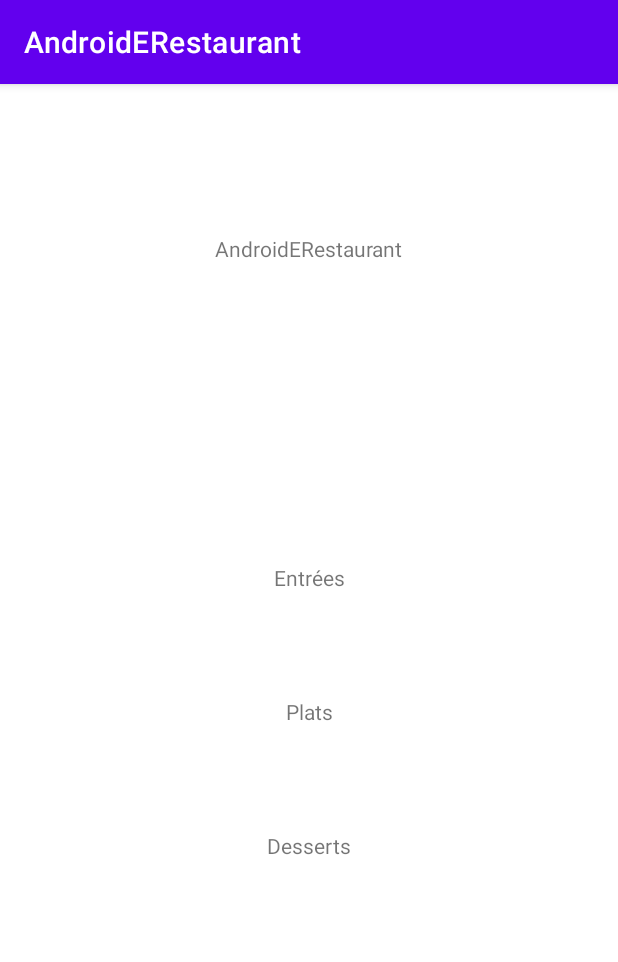
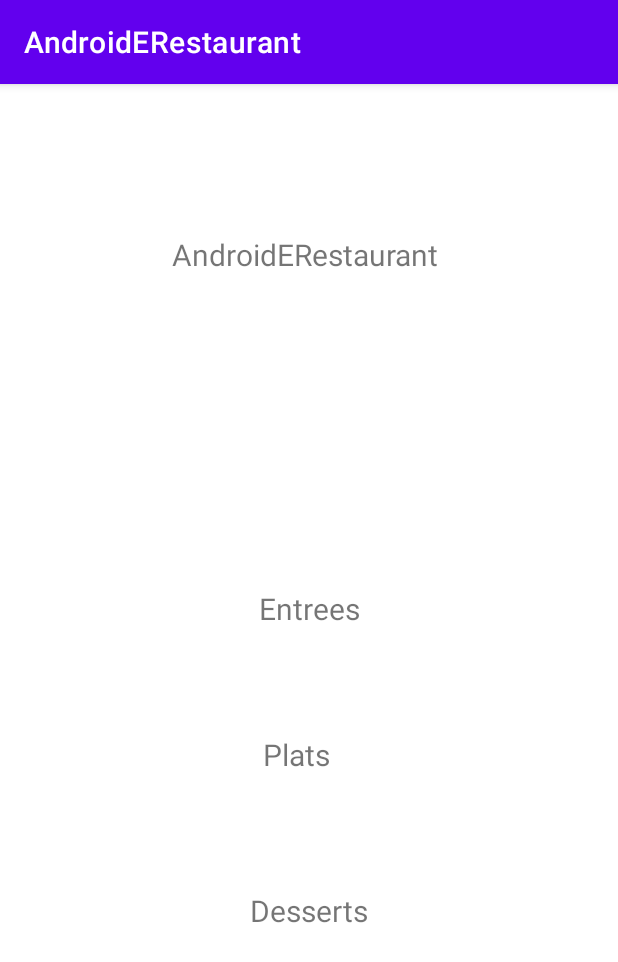
Before and after one commit to valentinuzzo/AndroidERestaurantUZZO, an Android app: the screen it shows after launch (MainActivity before the commit, HomeActivity after it), on a phone screen of 412 x 824 dp. Shown: the top 962 px of the screen. Run offline under Robolectric (Android 15) with nearby library versions, the phone set to English and light mode, and no system bars.

Commit message:
commit fin 21/03

```diff
--- a/app/build.gradle
+++ b/app/build.gradle
@@ -29,6 +29,9 @@ android {
     kotlinOptions {
         jvmTarget = '1.8'
     }
+    buildFeatures {
+        viewBinding true
+    }
 }
 
 dependencies {
--- a/app/src/main/AndroidManifest.xml
+++ b/app/src/main/AndroidManifest.xml
@@ -10,7 +10,10 @@
         android:supportsRtl="true"
         android:theme="@style/Theme.AndroidERestaurant">
         <activity
-            android:name=".MainActivity"
+            android:name=".CategoryActivity"
+            android:exported="false" />
+        <activity
+            android:name=".HomeActivity"
             android:exported="true">
             <intent-filter>
                 <action android:name="android.intent.action.MAIN" />
--- a/app/src/main/java/fr/isen/uzzo/androiderestaurant/MainActivity.kt
+++ b/app/src/main/java/fr/isen/uzzo/androiderestaurant/CategoryActivity.kt
@@ -3,9 +3,9 @@ package fr.isen.uzzo.androiderestaurant
 import androidx.appcompat.app.AppCompatActivity
 import android.os.Bundle
 
-class MainActivity : AppCompatActivity() {
+class CategoryActivity : AppCompatActivity() {
     override fun onCreate(savedInstanceState: Bundle?) {
         super.onCreate(savedInstanceState)
-        setContentView(R.layout.activity_main)
+        setContentView(R.layout.activity_category)
     }
 }
--- a/app/src/main/java/fr/isen/uzzo/androiderestaurant/HomeActivity.kt
+++ b/app/src/main/java/fr/isen/uzzo/androiderestaurant/HomeActivity.kt
@@ -1,4 +1,46 @@
 package fr.isen.uzzo.androiderestaurant
 
-class HomeActivity {
+import android.content.Intent
+import androidx.appcompat.app.AppCompatActivity
+import android.os.Bundle
+import android.widget.TextView
+import android.widget.Toast
+import fr.isen.uzzo.androiderestaurant.databinding.ActivityHomeBinding
+
+class HomeActivity : AppCompatActivity() {
+
+    private lateinit var binding: ActivityHomeBinding   //declaration
+    override fun onCreate(savedInstanceState: Bundle?) {
+        super.onCreate(savedInstanceState)
+
+        binding = ActivityHomeBinding.inflate(layoutInflater)   //initialisation
+        setContentView(binding.root)    //utilisation
+
+        binding.BoutonEntrees.setOnClickListener{
+            Toast.makeText(
+                this@HomeActivity,
+                "Redirection vers la page d'accueil",
+                Toast.LENGTH_SHORT
+            ).show()
+        }
+
+        binding.BoutonEntrees.setOnClickListener{
+           goToCategory(getString(R.string.home_starters))
+        }
+
+        binding.BoutonPlats.setOnClickListener{
+            goToCategory(getString(R.string.home_dish))
+        }
+
+        binding.BoutonDesserts.setOnClickListener{
+            goToCategory(getString(R.string.home_desert))
+        }
+
+    }
+
+    private fun goToCategory(category: String) {
+        val intent = Intent(this, CategoryActivity::class.java)
+        intent.putExtra("category", category)
+        startActivity(intent)
+    }
 }
--- a/app/src/main/res/layout/activity_main.xml
+++ b/app/src/main/res/layout/activity_home.xml
@@ -4,46 +4,50 @@
     xmlns:tools="http://schemas.android.com/tools"
     android:layout_width="match_parent"
     android:layout_height="match_parent"
-    tools:context=".MainActivity">
+    tools:context=".HomeActivity">
 
     <TextView
         android:id="@+id/nomappli"
-        android:layout_width="wrap_content"
-        android:layout_height="19dp"
+        android:layout_width="183dp"
+        android:layout_height="36dp"
         android:layout_marginStart="143dp"
         android:layout_marginTop="100dp"
         android:layout_marginEnd="143dp"
         android:text="AndroidERestaurant"
+        android:textSize="20sp"
         app:layout_constraintEnd_toEndOf="parent"
         app:layout_constraintStart_toStartOf="parent"
         app:layout_constraintTop_toTopOf="parent" />
 
     <TextView
         android:id="@+id/BoutonPlats"
-        android:layout_width="wrap_content"
-        android:layout_height="19dp"
+        android:layout_width="62dp"
+        android:layout_height="34dp"
         android:layout_marginTop="70dp"
         android:text="Plats"
+        android:textSize="20sp"
         app:layout_constraintEnd_toEndOf="parent"
         app:layout_constraintStart_toStartOf="parent"
-        app:layout_constraintTop_toBottomOf="@+id/BoutonEntrées" />
+        app:layout_constraintTop_toBottomOf="@+id/BoutonEntrees" />
 
     <TextView
         android:id="@+id/BoutonDesserts"
         android:layout_width="wrap_content"
-        android:layout_height="0dp"
+        android:layout_height="wrap_content"
         android:layout_marginTop="70dp"
         android:text="Desserts"
+        android:textSize="20sp"
         app:layout_constraintEnd_toEndOf="parent"
         app:layout_constraintStart_toStartOf="parent"
         app:layout_constraintTop_toBottomOf="@+id/BoutonPlats" />
 
     <TextView
-        android:id="@+id/BoutonEntrées"
+        android:id="@+id/BoutonEntrees"
         android:layout_width="wrap_content"
         android:layout_height="wrap_content"
         android:layout_marginTop="200dp"
-        android:text="Entrées"
+        android:text="Entrees"
+        android:textSize="20sp"
         app:layout_constraintEnd_toEndOf="parent"
         app:layout_constraintStart_toStartOf="parent"
         app:layout_constraintTop_toBottomOf="@+id/nomappli" />
--- a/app/src/main/res/values/strings.xml
+++ b/app/src/main/res/values/strings.xml
@@ -1,5 +1,8 @@
 <resources>
     <string name="app_name">AndroidERestaurant</string>
     <!-- TODO: Remove or change this placeholder text -->
-    <string name="hello_blank_fragment">Hello blank fragment</string>
+    <string name="welcome_restaurant">Bienvenue à mon IOTRestaurant</string>
+    <string name="home_starters">Entrees</string>
+    <string name="home_dish">Plats</string>
+    <string name="home_desert">Desserts</string>
 </resources>
```
Also changed, not shown: app/src/main/res/layout/activity_category.xml (added, +22 -0 lines), app/src/main/res/layout/fragment_first_frangment.xml (deleted, +0 -16 lines), app/src/main/res/layout/fragment_second.xml (deleted, +0 -14 lines), app/src/main/res/layout/fragment_third.xml (deleted, +0 -14 lines), gradle.properties (added, +23 -0 lines), settings.gradle (added, +16 -0 lines), build.gradle (line endings or trailing spaces), 3 other files.
